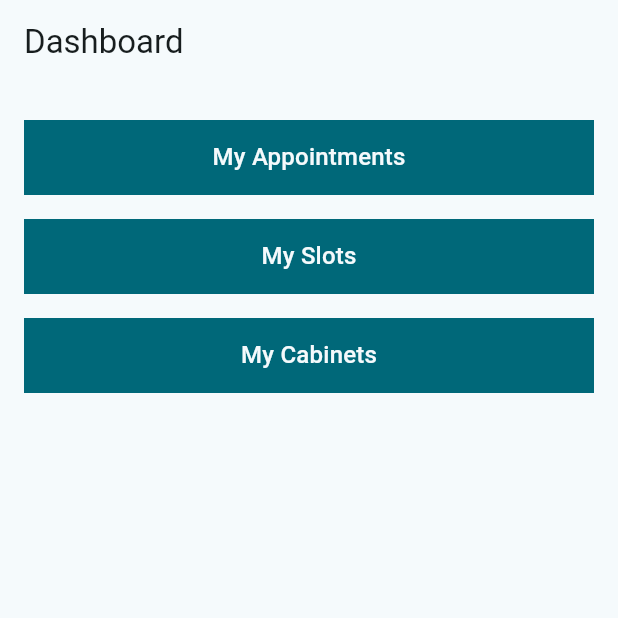
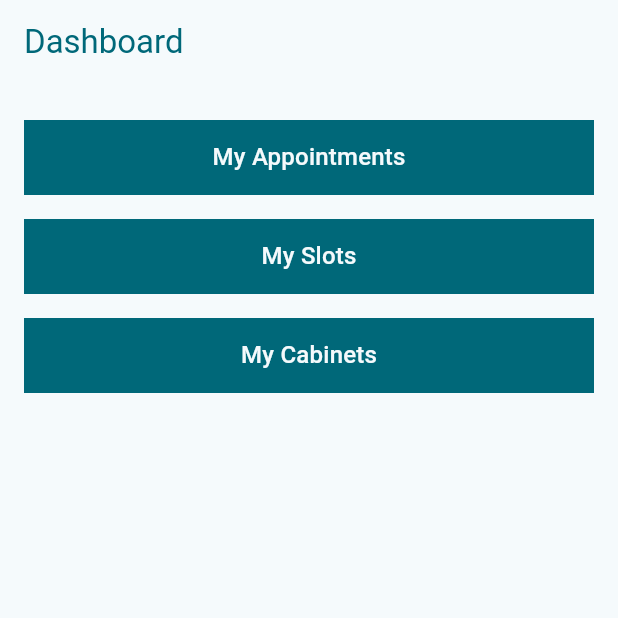
Before and after one commit to JPTGraczykowski/master_clinic_flutter_app, a Flutter app: the DoctorDashboardScreen screen opened directly, on a phone screen of 412 x 824 dp, the top half of it. Run offline on Flutter 3.47's test engine with Material 2 defaults, Android fonts, the light colour scheme and no system bars; statements that could not run were skipped.

Commit message:
MCF-02 extract the header title to a widget

```diff
--- a/lib/screens/doctor/doctor_appointments.dart
+++ b/lib/screens/doctor/doctor_appointments.dart
@@ -1,4 +1,5 @@
 import 'package:flutter/material.dart';
+import '../../widgets/shared/screen_title.dart';
 import '../../widgets/appointment_list_item.dart';
 import '../../models/appointment.dart';
 
@@ -14,7 +15,9 @@ class DoctorAppointmentsScreen extends StatelessWidget {
   Widget build(BuildContext context) {
     return Scaffold(
       appBar: AppBar(
-        title: Text('My Appointments'),
+        title: ScreenTitle(
+          title: 'My Appointments',
+        ),
       ),
       body: ListView.builder(
         itemCount: appointments.length,
--- a/lib/screens/doctor/doctor_dashboard.dart
+++ b/lib/screens/doctor/doctor_dashboard.dart
@@ -1,5 +1,6 @@
 import 'package:flutter/material.dart';
-import 'package:master_clinic_flutter_app/widgets/dashboard_list_item.dart';
+import '../../widgets/dashboard_list_item.dart';
+import '../../widgets/shared/screen_title.dart';
 
 class DoctorDashboardScreen extends StatelessWidget {
   const DoctorDashboardScreen({super.key});
@@ -8,7 +9,9 @@ class DoctorDashboardScreen extends StatelessWidget {
   Widget build(BuildContext context) {
     return Scaffold(
         appBar: AppBar(
-          title: Text('Dashboard'),
+          title: ScreenTitle(
+            title: 'Dashboard',
+          ),
         ),
         body: ListView(
           padding: const EdgeInsets.all(16),
--- /dev/null
+++ b/lib/widgets/shared/screen_title.dart
@@ -0,0 +1,20 @@
+import 'package:flutter/material.dart';
+
+class ScreenTitle extends StatelessWidget {
+  const ScreenTitle({
+    super.key,
+    required this.title,
+  });
+
+  final String title;
+
+  @override
+  Widget build(BuildContext context) {
+    return Text(
+      title,
+      style: Theme.of(context).textTheme.titleLarge!.copyWith(
+            color: Theme.of(context).colorScheme.primary,
+          ),
+    );
+  }
+}
```
